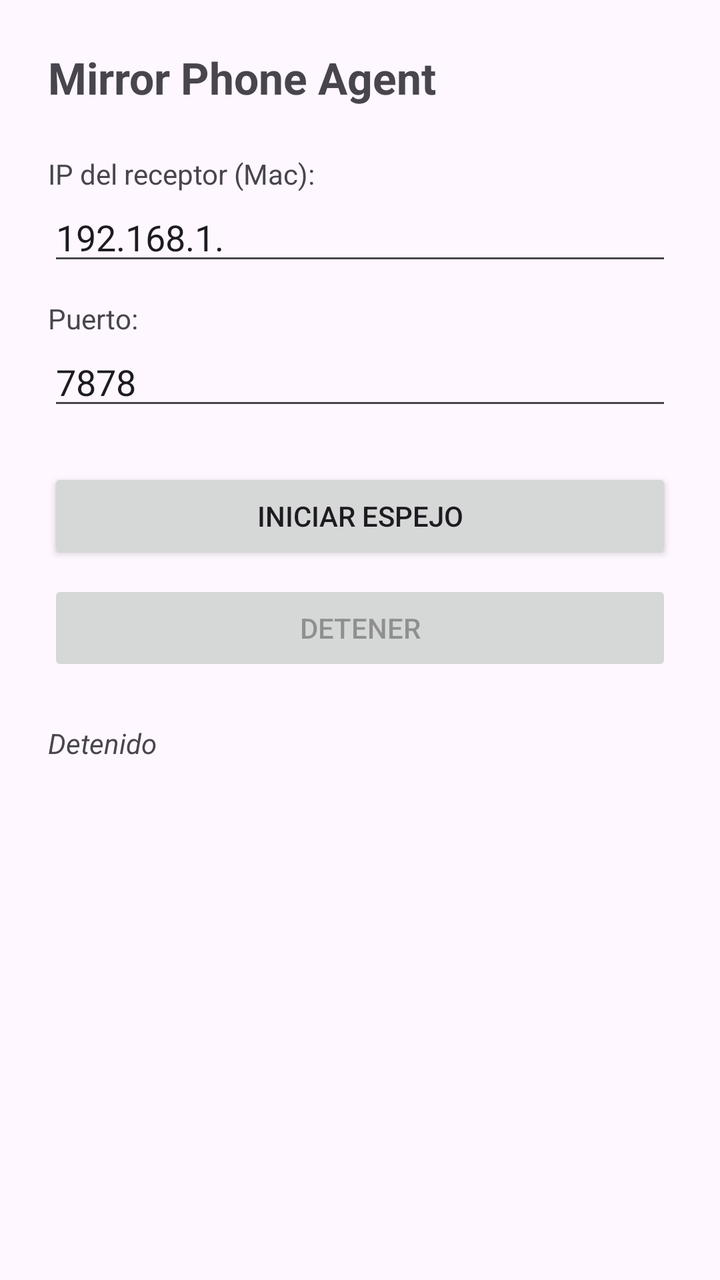
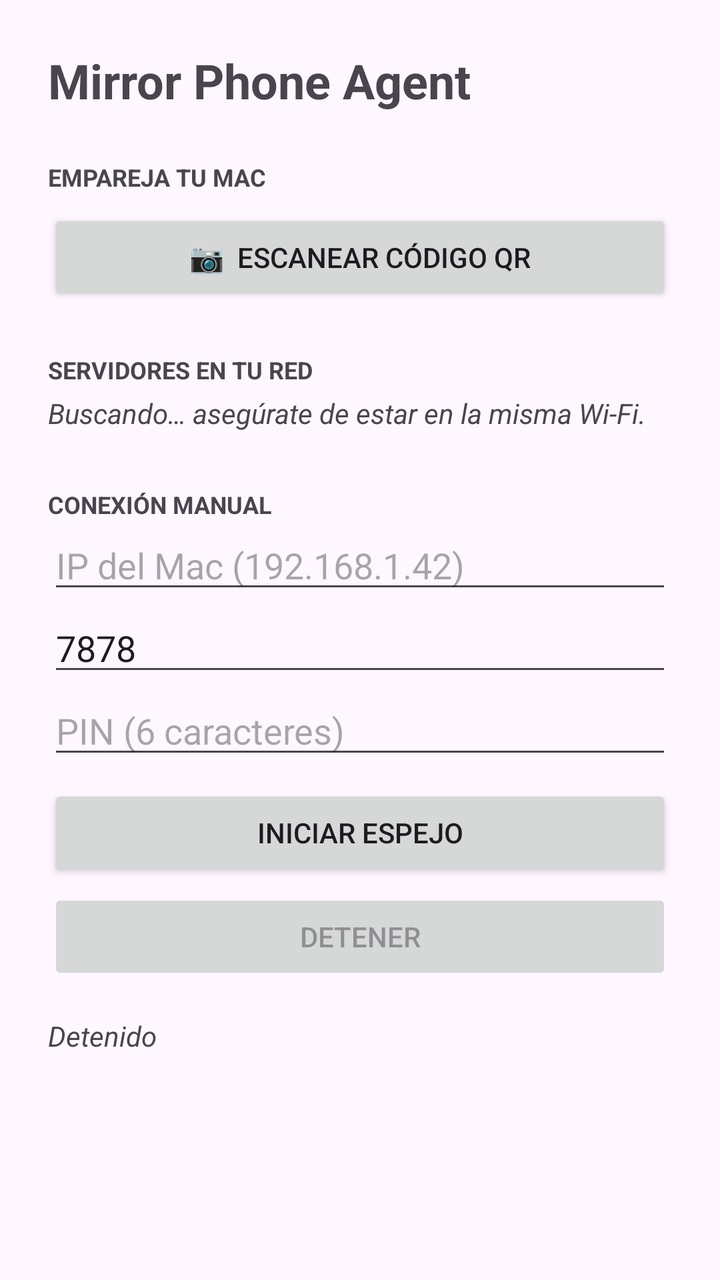

Two renders of the same Android screen: before a commit and after it. Below are the layout's source before the change and the commit's diff.
<!-- AndroidManifest.xml: application theme Theme.Material3.DayNight.NoActionBar -->
<!-- res/layout/activity_main.xml -->
<?xml version="1.0" encoding="utf-8"?>
<androidx.constraintlayout.widget.ConstraintLayout
    xmlns:android="http://schemas.android.com/apk/res/android"
    xmlns:app="http://schemas.android.com/apk/res-auto"
    android:layout_width="match_parent"
    android:layout_height="match_parent"
    android:padding="24dp">

    <TextView
        android:id="@+id/title"
        android:layout_width="0dp"
        android:layout_height="wrap_content"
        android:text="Mirror Phone Agent"
        android:textSize="22sp"
        android:textStyle="bold"
        app:layout_constraintTop_toTopOf="parent"
        app:layout_constraintStart_toStartOf="parent"
        app:layout_constraintEnd_toEndOf="parent" />

    <TextView
        android:layout_width="0dp"
        android:layout_height="wrap_content"
        android:text="IP del receptor (Mac):"
        android:layout_marginTop="24dp"
        app:layout_constraintTop_toBottomOf="@id/title"
        app:layout_constraintStart_toStartOf="parent"
        android:id="@+id/lblIp" />

    <EditText
        android:id="@+id/inputIp"
        android:layout_width="0dp"
        android:layout_height="wrap_content"
        android:hint="192.168.1.42"
        android:inputType="text"
        android:text="192.168.1."
        app:layout_constraintTop_toBottomOf="@id/lblIp"
        app:layout_constraintStart_toStartOf="parent"
        app:layout_constraintEnd_toEndOf="parent" />

    <TextView
        android:id="@+id/lblPort"
        android:layout_width="0dp"
        android:layout_height="wrap_content"
        android:text="Puerto:"
        android:layout_marginTop="12dp"
        app:layout_constraintTop_toBottomOf="@id/inputIp"
        app:layout_constraintStart_toStartOf="parent" />

    <EditText
        android:id="@+id/inputPort"
        android:layout_width="0dp"
        android:layout_height="wrap_content"
        android:inputType="number"
        android:text="7878"
        app:layout_constraintTop_toBottomOf="@id/lblPort"
        app:layout_constraintStart_toStartOf="parent"
        app:layout_constraintEnd_toEndOf="parent" />

    <Button
        android:id="@+id/btnStart"
        android:layout_width="0dp"
        android:layout_height="wrap_content"
        android:text="Iniciar espejo"
        android:layout_marginTop="24dp"
        app:layout_constraintTop_toBottomOf="@id/inputPort"
        app:layout_constraintStart_toStartOf="parent"
        app:layout_constraintEnd_toEndOf="parent" />

    <Button
        android:id="@+id/btnStop"
        android:layout_width="0dp"
        android:layout_height="wrap_content"
        android:text="Detener"
        android:layout_marginTop="8dp"
        android:enabled="false"
        app:layout_constraintTop_toBottomOf="@id/btnStart"
        app:layout_constraintStart_toStartOf="parent"
        app:layout_constraintEnd_toEndOf="parent" />

    <TextView
        android:id="@+id/status"
        android:layout_width="0dp"
        android:layout_height="wrap_content"
        android:text="Detenido"
        android:layout_marginTop="24dp"
        android:textStyle="italic"
        app:layout_constraintTop_toBottomOf="@id/btnStop"
        app:layout_constraintStart_toStartOf="parent"
        app:layout_constraintEnd_toEndOf="parent" />

</androidx.constraintlayout.widget.ConstraintLayout>
<!-- resources referenced by this layout -->
<resources>

</resources>

<!-- the commit's change to res/layout/activity_main.xml (unified diff, before → after) -->
@@ -1,91 +1,115 @@
 <?xml version="1.0" encoding="utf-8"?>
-<androidx.constraintlayout.widget.ConstraintLayout
-    xmlns:android="http://schemas.android.com/apk/res/android"
-    xmlns:app="http://schemas.android.com/apk/res-auto"
+<ScrollView xmlns:android="http://schemas.android.com/apk/res/android"
     android:layout_width="match_parent"
-    android:layout_height="match_parent"
-    android:padding="24dp">
+    android:layout_height="match_parent">
 
-    <TextView
-        android:id="@+id/title"
-        android:layout_width="0dp"
+    <LinearLayout
+        android:layout_width="match_parent"
         android:layout_height="wrap_content"
-        android:text="Mirror Phone Agent"
-        android:textSize="22sp"
-        android:textStyle="bold"
-        app:layout_constraintTop_toTopOf="parent"
-        app:layout_constraintStart_toStartOf="parent"
-        app:layout_constraintEnd_toEndOf="parent" />
+        android:orientation="vertical"
+        android:padding="24dp">
 
-    <TextView
-        android:layout_width="0dp"
-        android:layout_height="wrap_content"
-        android:text="IP del receptor (Mac):"
-        android:layout_marginTop="24dp"
-        app:layout_constraintTop_toBottomOf="@id/title"
-        app:layout_constraintStart_toStartOf="parent"
-        android:id="@+id/lblIp" />
+        <TextView
+            android:layout_width="match_parent"
+            android:layout_height="wrap_content"
+            android:text="Mirror Phone Agent"
+            android:textSize="24sp"
+            android:textStyle="bold" />
 
-    <EditText
-        android:id="@+id/inputIp"
-        android:layout_width="0dp"
-        android:layout_height="wrap_content"
-        android:hint="192.168.1.42"
-        android:inputType="text"
-        android:text="192.168.1."
-        app:layout_constraintTop_toBottomOf="@id/lblIp"
-        app:layout_constraintStart_toStartOf="parent"
-        app:layout_constraintEnd_toEndOf="parent" />
+        <TextView
+            android:layout_width="match_parent"
+            android:layout_height="wrap_content"
+            android:text="Empareja tu Mac"
+            android:layout_marginTop="24dp"
+            android:textStyle="bold"
+            android:textAllCaps="true"
+            android:textSize="12sp" />
 
-    <TextView
-        android:id="@+id/lblPort"
-        android:layout_width="0dp"
-        android:layout_height="wrap_content"
-        android:text="Puerto:"
-        android:layout_marginTop="12dp"
-        app:layout_constraintTop_toBottomOf="@id/inputIp"
-        app:layout_constraintStart_toStartOf="parent" />
+        <Button
+            android:id="@+id/btnScanQr"
+            android:layout_width="match_parent"
+            android:layout_height="wrap_content"
+            android:layout_marginTop="8dp"
+            android:text="📷  Escanear código QR" />
 
-    <EditText
-        android:id="@+id/inputPort"
-        android:layout_width="0dp"
-        android:layout_height="wrap_content"
-        android:inputType="number"
-        android:text="7878"
-        app:layout_constraintTop_toBottomOf="@id/lblPort"
-        app:layout_constraintStart_toStartOf="parent"
-        app:layout_constraintEnd_toEndOf="parent" />
+        <TextView
+            android:layout_width="match_parent"
+            android:layout_height="wrap_content"
+            android:text="Servidores en tu red"
+            android:layout_marginTop="24dp"
+            android:textStyle="bold"
+            android:textAllCaps="true"
+            android:textSize="12sp" />
 
-    <Button
-        android:id="@+id/btnStart"
-        android:layout_width="0dp"
-        android:layout_height="wrap_content"
-        android:text="Iniciar espejo"
-        android:layout_marginTop="24dp"
-        app:layout_constraintTop_toBottomOf="@id/inputPort"
-        app:layout_constraintStart_toStartOf="parent"
-        app:layout_constraintEnd_toEndOf="parent" />
+        <TextView
+            android:id="@+id/emptyServers"
+            android:layout_width="match_parent"
+            android:layout_height="wrap_content"
+            android:text="Buscando… asegúrate de estar en la misma Wi-Fi."
+            android:textStyle="italic"
+            android:layout_marginTop="4dp" />
 
-    <Button
-        android:id="@+id/btnStop"
-        android:layout_width="0dp"
-        android:layout_height="wrap_content"
-        android:text="Detener"
-        android:layout_marginTop="8dp"
-        android:enabled="false"
-        app:layout_constraintTop_toBottomOf="@id/btnStart"
-        app:layout_constraintStart_toStartOf="parent"
-        app:layout_constraintEnd_toEndOf="parent" />
+        <ListView
+            android:id="@+id/serverList"
+            android:layout_width="match_parent"
+            android:layout_height="wrap_content"
+            android:minHeight="80dp"
+            android:layout_marginTop="4dp" />
 
-    <TextView
-        android:id="@+id/status"
-        android:layout_width="0dp"
-        android:layout_height="wrap_content"
-        android:text="Detenido"
-        android:layout_marginTop="24dp"
-        android:textStyle="italic"
-        app:layout_constraintTop_toBottomOf="@id/btnStop"
-        app:layout_constraintStart_toStartOf="parent"
-        app:layout_constraintEnd_toEndOf="parent" />
+        <TextView
+            android:layout_width="match_parent"
+            android:layout_height="wrap_content"
+            android:text="Conexión manual"
+            android:layout_marginTop="24dp"
+            android:textStyle="bold"
+            android:textAllCaps="true"
+            android:textSize="12sp" />
 
-</androidx.constraintlayout.widget.ConstraintLayout>
+        <EditText
+            android:id="@+id/inputIp"
+            android:layout_width="match_parent"
+            android:layout_height="wrap_content"
+            android:hint="IP del Mac (192.168.1.42)"
+            android:inputType="text" />
+
+        <EditText
+            android:id="@+id/inputPort"
+            android:layout_width="match_parent"
+            android:layout_height="wrap_content"
+            android:hint="Puerto"
+            android:inputType="number"
+            android:text="7878" />
+
+        <EditText
+            android:id="@+id/inputPin"
+            android:layout_width="match_parent"
+            android:layout_height="wrap_content"
+            android:hint="PIN (6 caracteres)"
+            android:inputType="textCapCharacters"
+            android:maxLength="6" />
+
+        <Button
+            android:id="@+id/btnStart"
+            android:layout_width="match_parent"
+            android:layout_height="wrap_content"
+            android:layout_marginTop="8dp"
+            android:text="Iniciar espejo" />
+
+        <Button
+            android:id="@+id/btnStop"
+            android:layout_width="match_parent"
+            android:layout_height="wrap_content"
+            android:layout_marginTop="4dp"
+            android:enabled="false"
+            android:text="Detener" />
+
+        <TextView
+            android:id="@+id/status"
+            android:layout_width="match_parent"
+            android:layout_height="wrap_content"
+            android:text="Detenido"
+            android:textStyle="italic"
+            android:layout_marginTop="16dp" />
+
+    </LinearLayout>
+</ScrollView>
